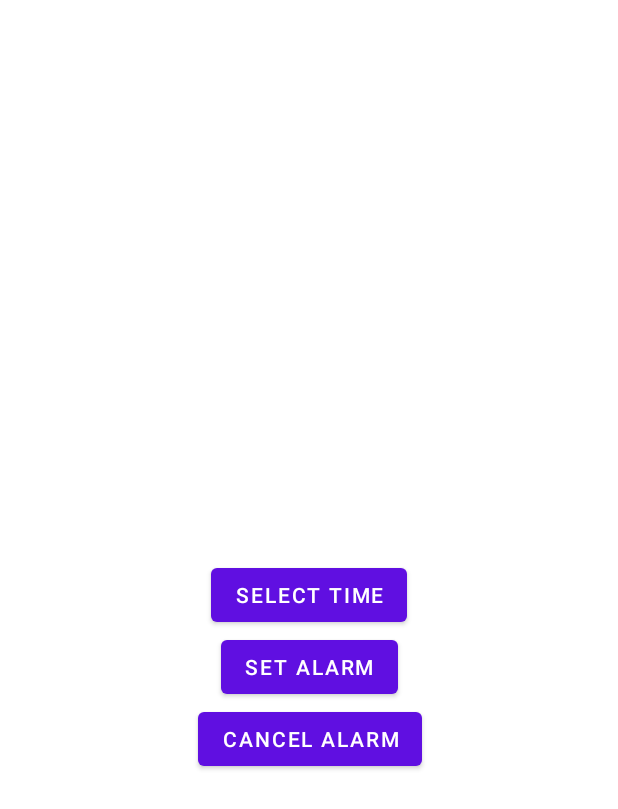
After one commit to AlexKubrick/DiabetesApp, an Android app: the AlarmActivity screen opened directly, with no data from a screen before it, on a phone screen of 412 x 824 dp. The commit adds this screen. Shown: the top 809 px of the screen. Run offline under Robolectric (Android 15) with nearby library versions, the phone set to English and light mode, and no system bars.

Commit message:
Alarm with bug

```diff
--- /dev/null
+++ b/app/src/main/java/ru/alexkubrick/android/diabetesapp/presentation/drawer/alarm/AlarmActivity.kt
@@ -0,0 +1,156 @@
+package ru.alexkubrick.android.diabetesapp.presentation.drawer.alarm
+
+import android.Manifest.permission.POST_NOTIFICATIONS
+import android.app.AlarmManager
+import android.app.NotificationChannel
+import android.app.NotificationManager
+import android.app.PendingIntent
+import android.content.Intent
+import android.content.pm.PackageManager
+import android.os.Build
+import android.os.Bundle
+import android.widget.Toast
+import androidx.appcompat.app.AppCompatActivity
+import androidx.core.app.ActivityCompat
+import androidx.core.content.ContextCompat
+import com.google.android.material.timepicker.MaterialTimePicker
+import com.google.android.material.timepicker.TimeFormat
+import ru.alexkubrick.android.diabetesapp.databinding.ActivityAlarmBinding
+import java.util.Calendar
+
+class AlarmActivity: AppCompatActivity() {
+    private lateinit var binding: ActivityAlarmBinding
+    private lateinit var picker: MaterialTimePicker
+    private lateinit var calendar: Calendar
+    private lateinit var alarmManager: AlarmManager
+    private lateinit var pendingIntent: PendingIntent
+
+    override fun onCreate(savedInstanceState: Bundle?) {
+        super.onCreate(savedInstanceState)
+        binding = ActivityAlarmBinding.inflate(layoutInflater)
+        setContentView(binding.root)
+        createNotificationChannel()
+
+        binding.apply {
+            bSelectTime.setOnClickListener {
+                showTimePicker()
+            }
+
+            bSetAlarm.setOnClickListener {
+                checkAndRequestNotificationPermission()
+                setAlarm()
+            }
+            bCancelAlarm.setOnClickListener {
+                cancelAlarm()
+            }
+        }
+
+    }
+
+    private fun checkAndRequestNotificationPermission() {
+        if (ContextCompat.checkSelfPermission(
+                this,
+                POST_NOTIFICATIONS
+            ) != PackageManager.PERMISSION_GRANTED
+        ) {
+            ActivityCompat.requestPermissions(
+                this,
+                arrayOf(POST_NOTIFICATIONS),
+                REQUEST_CODE_NOTIFICATIONS
+            )
+        } else {
+            // Permission already granted, proceed with displaying the notification
+            val alarmReceiver = AlarmReceiver()
+            alarmReceiver.displayNotification(this, null)
+        }
+    }
+
+    private fun cancelAlarm() {
+        alarmManager = getSystemService(ALARM_SERVICE) as AlarmManager
+        val intent = Intent(this, AlarmReceiver::class.java)
+        pendingIntent = PendingIntent.getBroadcast(this, 0, intent, PendingIntent.FLAG_IMMUTABLE)
+        alarmManager.cancel(pendingIntent)
+        Toast.makeText(this, "Alarm was cancelled", Toast.LENGTH_LONG).show()
+    }
+
+    private fun setAlarm() {
+        if (calendar.timeInMillis <= System.currentTimeMillis()) {
+            calendar.add(Calendar.DATE, 1)
+        }
+        alarmManager = getSystemService(ALARM_SERVICE) as AlarmManager
+        val intent = Intent(this, AlarmReceiver::class.java)
+        pendingIntent = PendingIntent.getBroadcast(this, 0, intent, PendingIntent.FLAG_IMMUTABLE)
+        alarmManager.setRepeating(
+            AlarmManager.RTC_WAKEUP,calendar.timeInMillis,
+            AlarmManager.INTERVAL_DAY, pendingIntent
+        )
+        Toast.makeText(this, "Alarm set successfully", Toast.LENGTH_LONG).show()
+    }
+
+    private fun showTimePicker() {
+       picker = MaterialTimePicker.Builder()
+           .setTimeFormat(TimeFormat.CLOCK_12H)
+           .setHour(12)
+           .setMinute(0)
+           .setTitleText("Select alarm time")
+           .build()
+
+        picker.show(supportFragmentManager, "alexKubrickTimeFragment")
+
+        picker.addOnPositiveButtonClickListener {
+            if (picker.hour > 12) {
+                binding.tvSelectedTime.text =
+                    String.format("%02d", picker.hour - 12) + ":" +
+                            String.format("%02d", picker.minute) + "PM"
+            } else {
+                String.format("%02d", picker.hour - 12) + ":" +
+                        String.format("%02d", picker.minute) + "AM"
+            }
+            calendar = Calendar.getInstance()
+            calendar.set(Calendar.HOUR_OF_DAY, picker.hour)
+            calendar.set(Calendar.MINUTE, picker.minute)
+            calendar.set(Calendar.SECOND, 0)
+            calendar.set(Calendar.MILLISECOND, 0)
+        }
+    }
+
+    private fun createNotificationChannel() {
+        if (Build.VERSION.SDK_INT >= Build.VERSION_CODES.O) {
+            val name: CharSequence = "alexKubrickRemainderChannel"
+            val description = "Channel for AlarmManager"
+            val importance = NotificationManager.IMPORTANCE_HIGH
+            val channel = NotificationChannel("alexKubrick", name, importance)
+            channel.description = description
+            val notificationManager = getSystemService(
+                NotificationManager::class.java
+            )
+
+            notificationManager.createNotificationChannel(channel)
+        }
+    }
+
+    override fun onRequestPermissionsResult(
+        requestCode: Int,
+        permissions: Array<String>,
+        grantResults: IntArray
+    ) {
+        super.onRequestPermissionsResult(requestCode, permissions, grantResults)
+        if (requestCode == REQUEST_CODE_NOTIFICATIONS) {
+            if (grantResults.isNotEmpty() && grantResults[0] == PackageManager.PERMISSION_GRANTED) {
+                // Permission granted, proceed with displaying the notification
+                // You can call a method to display the notification here
+                val alarmReceiver = AlarmReceiver()
+                alarmReceiver.displayNotification(this, null)
+            } else {
+                // Permission denied, handle accordingly
+                // For example, you can show a message to the user or disable the notification feature
+                Toast.makeText(this, "Notification feature is disabled", Toast.LENGTH_LONG).show()
+            }
+        }
+    }
+
+
+    companion object {
+        private const val REQUEST_CODE_NOTIFICATIONS = 123
+    }
+}
--- a/app/src/main/java/ru/alexkubrick/android/diabetesapp/presentation/main/MainActivity.kt
+++ b/app/src/main/java/ru/alexkubrick/android/diabetesapp/presentation/main/MainActivity.kt
@@ -16,6 +16,7 @@ import ru.alexkubrick.android.diabetesapp.databinding.ActivityMainBinding
 import ru.alexkubrick.android.diabetesapp.presentation.drawer.HelpActivity
 import ru.alexkubrick.android.diabetesapp.presentation.drawer.SettingsActivity
 import ru.alexkubrick.android.diabetesapp.presentation.drawer.StatisticsActivity
+import ru.alexkubrick.android.diabetesapp.presentation.drawer.alarm.AlarmActivity
 
 class MainActivity : AppCompatActivity(), NavigationView.OnNavigationItemSelectedListener {
 
@@ -72,6 +73,10 @@ class MainActivity : AppCompatActivity(), NavigationView.OnNavigationItemSelecte
                 val intent = Intent(this, HelpActivity::class.java)
                 startActivity(intent)
             }
+            R.id.navAlarm -> {
+                val intent = Intent(this, AlarmActivity::class.java)
+                startActivity(intent)
+            }
         }
         binding.drawerLayout.closeDrawer(GravityCompat.START)
         return true
--- /dev/null
+++ b/app/src/main/res/drawable/ic_alarm.xml
@@ -0,0 +1,5 @@
+<vector android:height="24dp" android:tint="#000000"
+    android:viewportHeight="24" android:viewportWidth="24"
+    android:width="24dp" xmlns:android="http://schemas.android.com/apk/res/android">
+    <path android:fillColor="@android:color/white" android:pathData="M22,5.72l-4.6,-3.86 -1.29,1.53 4.6,3.86L22,5.72zM7.88,3.39L6.6,1.86 2,5.71l1.29,1.53 4.59,-3.85zM12.5,8L11,8v6l4.75,2.85 0.75,-1.23 -4,-2.37L12.5,8zM12,4c-4.97,0 -9,4.03 -9,9s4.02,9 9,9c4.97,0 9,-4.03 9,-9s-4.03,-9 -9,-9zM12,20c-3.87,0 -7,-3.13 -7,-7s3.13,-7 7,-7 7,3.13 7,7 -3.13,7 -7,7z"/>
+</vector>
--- /dev/null
+++ b/app/src/main/res/layout/activity_alarm.xml
@@ -0,0 +1,66 @@
+<?xml version="1.0" encoding="utf-8"?>
+<androidx.constraintlayout.widget.ConstraintLayout xmlns:android="http://schemas.android.com/apk/res/android"
+    xmlns:app="http://schemas.android.com/apk/res-auto"
+    xmlns:tools="http://schemas.android.com/tools"
+    android:layout_width="match_parent"
+    android:layout_height="match_parent">
+
+    <androidx.constraintlayout.widget.ConstraintLayout
+        android:id="@+id/alarmContainer"
+        android:layout_width="match_parent"
+        android:layout_height="wrap_content"
+        android:orientation="vertical"
+        app:layout_constraintBottom_toBottomOf="parent"
+        app:layout_constraintEnd_toEndOf="parent"
+        app:layout_constraintStart_toStartOf="parent"
+        app:layout_constraintTop_toTopOf="parent" >
+
+        <TextView
+            android:id="@+id/tvSelectedTime"
+            android:layout_width="wrap_content"
+            android:layout_height="wrap_content"
+            app:layout_constraintTop_toTopOf="parent"
+            app:layout_constraintBottom_toTopOf="@+id/bSelectTime"
+            app:layout_constraintStart_toStartOf="parent"
+            app:layout_constraintEnd_toEndOf="parent"
+            android:textAlignment="center"
+            android:textAppearance="@style/TextAppearance.MaterialComponents.Headline3"
+            tools:text="8:45" />
+
+        <Button
+            android:id="@+id/bSelectTime"
+            android:layout_width="wrap_content"
+            android:layout_height="wrap_content"
+            app:layout_constraintTop_toBottomOf="@id/tvSelectedTime"
+            app:layout_constraintStart_toStartOf="parent"
+            app:layout_constraintEnd_toEndOf="parent"
+            app:layout_constraintBottom_toTopOf="@+id/bSetAlarm"
+            android:text="@string/select_time"
+            />
+
+        <Button
+            android:id="@+id/bSetAlarm"
+            android:layout_width="wrap_content"
+            android:layout_height="wrap_content"
+            app:layout_constraintTop_toBottomOf="@id/bSelectTime"
+            app:layout_constraintStart_toStartOf="@+id/bSelectTime"
+            app:layout_constraintEnd_toEndOf="@+id/bSelectTime"
+            app:layout_constraintBottom_toTopOf="@id/bCancelAlarm"
+            android:text="@string/set_alarm"
+            />
+
+        <Button
+            android:id="@+id/bCancelAlarm"
+            android:layout_width="wrap_content"
+            android:layout_height="wrap_content"
+            app:layout_constraintTop_toBottomOf="@id/bSetAlarm"
+            app:layout_constraintStart_toStartOf="@id/bSetAlarm"
+            app:layout_constraintEnd_toEndOf="@id/bSetAlarm"
+            android:text="@string/cancel_alarm"
+            app:layout_constraintBottom_toBottomOf="parent"
+            />
+
+    </androidx.constraintlayout.widget.ConstraintLayout>
+
+
+</androidx.constraintlayout.widget.ConstraintLayout>
--- a/app/src/main/res/menu/nav_menu.xml
+++ b/app/src/main/res/menu/nav_menu.xml
@@ -24,6 +24,12 @@
             android:icon="@drawable/ic_help"
             android:title="@string/help">
         </item>
+
+        <item
+            android:id="@+id/navAlarm"
+            android:icon="@drawable/ic_alarm"
+            android:title="@string/alarm">
+            </item>
         </group>
 
 </menu>
--- a/app/src/main/res/values/strings.xml
+++ b/app/src/main/res/values/strings.xml
@@ -19,4 +19,8 @@
     <string name="statistics">Statistics</string>
     <string name="date_time_format">%1$s %2$s</string>
     <string name="help">Help</string>
+    <string name="select_time">Select Time</string>
+    <string name="set_alarm">Set alarm</string>
+    <string name="cancel_alarm">Cancel alarm</string>
+    <string name="alarm">Alarm</string>
 </resources>
```
Also changed, not shown: app/src/main/AndroidManifest.xml (+10 -6 lines), app/src/main/java/ru/alexkubrick/android/diabetesapp/presentation/drawer/alarm/AlarmReceiver.kt (added, +36 -0 lines).
